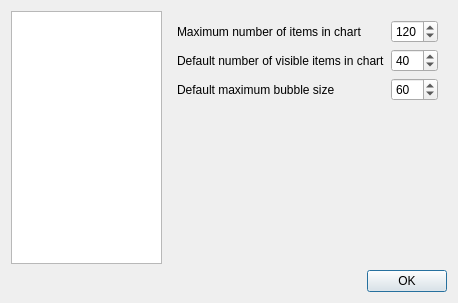
Before: the Qt Designer form ui_components/configurationdialog.ui in aakrosh/marva, drawn with Qt 5.
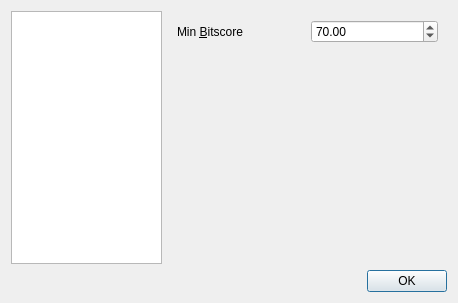
After: the same form once the commit is applied.

What changed in the file:
```diff
--- a/ui_components/configurationdialog.ui
+++ b/ui_components/configurationdialog.ui
@@ -39,7 +39,7 @@
        </property>
        <widget class="QStackedWidget" name="stackedWidget">
         <property name="currentIndex">
-         <number>0</number>
+         <number>2</number>
         </property>
         <widget class="QWidget" name="page">
          <layout class="QGridLayout" name="gridLayout">
@@ -227,6 +227,40 @@
           </item>
          </layout>
         </widget>
+        <widget class="QWidget" name="page_3">
+         <layout class="QGridLayout" name="gridLayout_2">
+          <item row="0" column="0">
+           <widget class="QLabel" name="label_7">
+            <property name="text">
+             <string>Min &amp;Bitscore</string>
+            </property>
+            <property name="buddy">
+             <cstring>doubleSpinBox</cstring>
+            </property>
+           </widget>
+          </item>
+          <item row="0" column="1">
+           <widget class="QDoubleSpinBox" name="doubleSpinBox">
+            <property name="value">
+             <double>70.000000000000000</double>
+            </property>
+           </widget>
+          </item>
+          <item row="1" column="0">
+           <spacer name="verticalSpacer_3">
+            <property name="orientation">
+             <enum>Qt::Vertical</enum>
+            </property>
+            <property name="sizeHint" stdset="0">
+             <size>
+              <width>20</width>
+              <height>40</height>
+             </size>
+            </property>
+           </spacer>
+          </item>
+         </layout>
+        </widget>
        </widget>
       </widget>
      </item>
```
